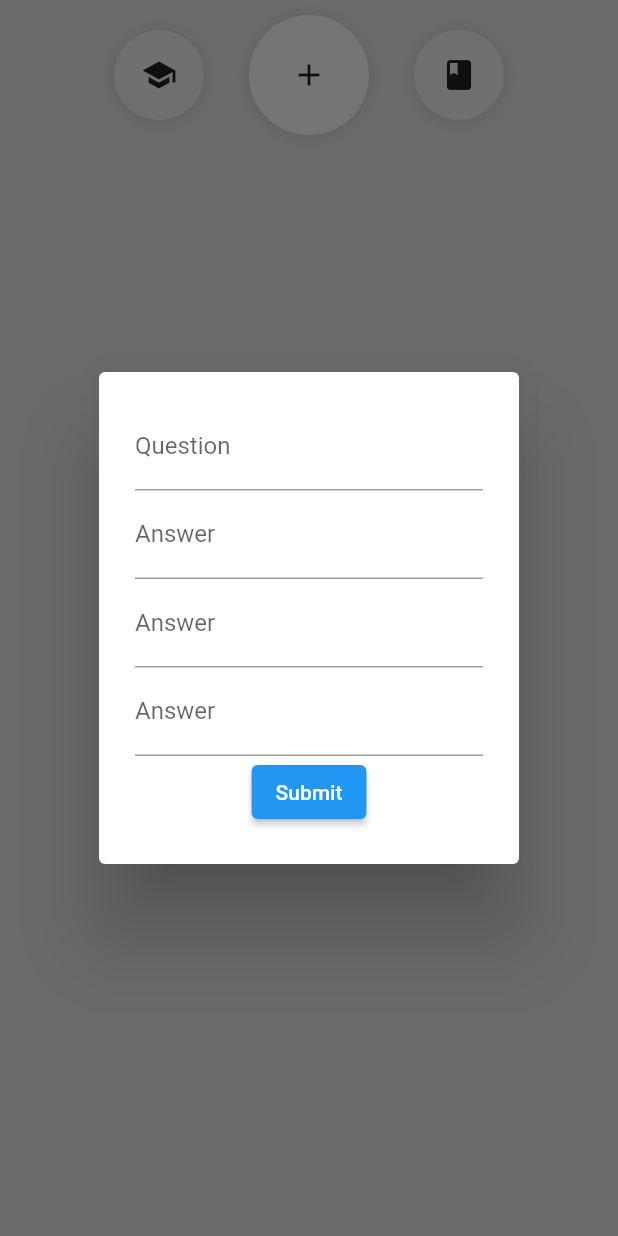
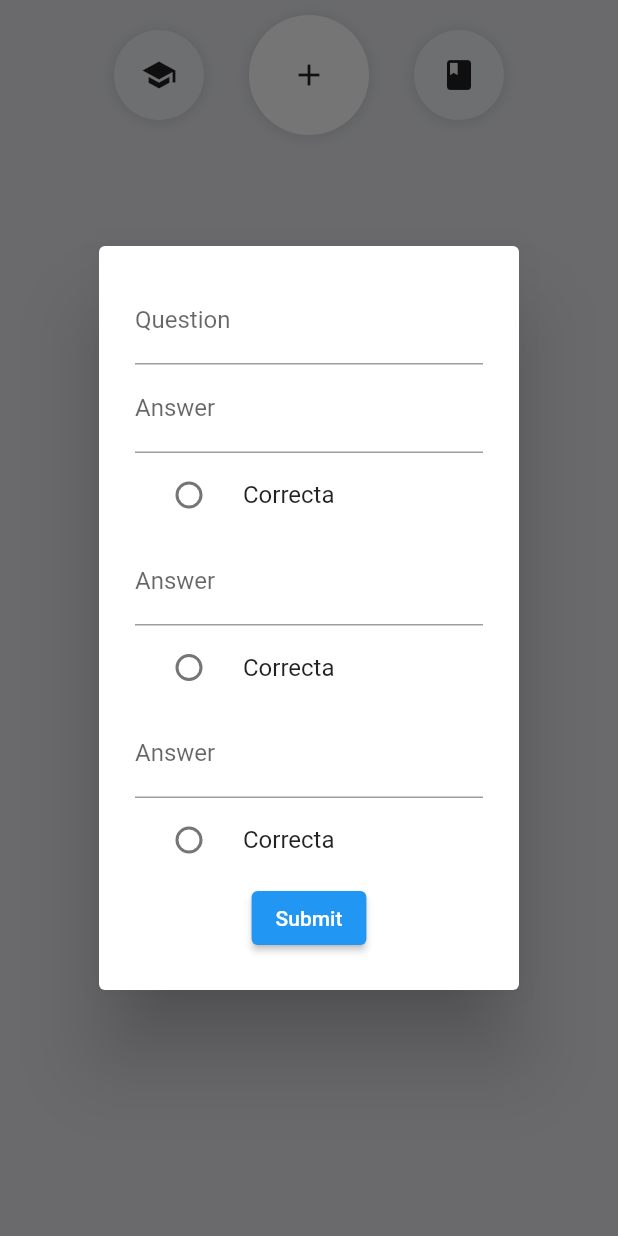
Before and after one commit to eddiedibs/lets_study, a Flutter app: the CustomBottomAppBar widget shown alone on an empty page, opened directly, after a tap on the "add" icon, on a phone screen of 412 x 824 dp. Run offline on Flutter 3.47's test engine with Material 2 defaults, Android fonts, the light colour scheme and no system bars; our stand-ins replace bloc, equatable, flutter_bloc, flutter_modular, percent_indicator; network calls fail; project files that could hold a hidden picture were left out.

Commit message:
Added quiz_dialog.dart to better modularize the form, aswell as added a few improvements to cubit so that it handles selected options from the quiz

```diff
--- a/lib/design/custom_bottom_app_bar.dart
+++ b/lib/design/custom_bottom_app_bar.dart
@@ -2,10 +2,15 @@ import 'package:flutter/material.dart';
 import 'package:flutter_bloc/flutter_bloc.dart';
 
 import 'package:lets_study_flutter/logic/cubit/quiz_cubit.dart';
-import 'package:lets_study_flutter/presentation/screens/quiz_widget.dart';
-import 'package:flutter_modular/flutter_modular.dart';
+import 'package:lets_study_flutter/design/quiz_dialog.dart';
 
-class CustomBottomAppBar extends StatelessWidget {
+class CustomBottomAppBar extends StatefulWidget {
+  @override
+  _CustomBottomAppBarState createState() => _CustomBottomAppBarState();
+
+}
+
+class _CustomBottomAppBarState extends State<CustomBottomAppBar> {
   final _formKey = GlobalKey<FormState>();
   late Map<String, Object> questionsAndAnswers = {};
   final questionController = TextEditingController();
@@ -81,72 +86,7 @@ class CustomBottomAppBar extends StatelessWidget {
                             return BlocProvider.value(
                               value: BlocProvider.of<QuizCubit>(context),
                               child: AlertDialog(
-                            content: Form(
-                              key: _formKey,
-                              child: Column(
-                                mainAxisSize: MainAxisSize.min,
-                                children: [
-                                  TextFormField(
-                                    controller: questionController,
-                                    decoration: InputDecoration(labelText: "Question"),
-                                    validator: (value) {
-                                      if (value == null || value.isEmpty) {
-                                        return 'Please enter a question';
-                                      }
-                                      return null;
-                                    },
-                                  ),
-                                  TextFormField(
-                                    controller: answerController1,
-                                    decoration: InputDecoration(labelText: "Answer"),
-                                    validator: (value) {
-                                      if (value == null || value.isEmpty) {
-                                        return 'Please enter a answer';
-                                      }
-                                      return null;
-                                    },
-
-                                  ),
-                                  TextFormField(
-                                    controller: answerController2,
-                                    decoration: InputDecoration(labelText: "Answer"),
-                                    validator: (value) {
-                                      if (value == null || value.isEmpty) {
-                                        return 'Please enter a answer';
-                                      }
-                                      return null;
-                                    },
-
-                                  ),
-                                  TextFormField(
-                                    controller: answerController3,
-                                    decoration: InputDecoration(labelText: "Answer"),
-                                    validator: (value) {
-                                      if (value == null || value.isEmpty) {
-                                        return 'Please enter a answer';
-                                      }
-                                      return null;
-                                    },
-
-                                  ),
-                                  // Repeat TextFormField for each question and answer
-                                  ElevatedButton(
-                                    onPressed: () {
-                                        if (_formKey.currentState!.validate()) {
-                                        _formKey.currentState!.save();
-                                        questionsAndAnswers = {'question': questionController.text,'answer': [answerController1.text,answerController2.text,answerController3.text]};
-
-                                        var quiz = Quiz(questionsAndAnswers: questionsAndAnswers);
-                                        Modular.get<QuizCubit>().addQuiz(quiz);
-                                        Modular.to.pushNamed("/quiz-page");
-
-                                      }
-                                    },
-                                    child: Text("Submit"),
-                                  ),
-                                ],
-                              ),
-                            ),
+                            content: QuizDialog(),
                           ),
                             );
                           },
--- /dev/null
+++ b/lib/design/quiz_dialog.dart
@@ -0,0 +1,121 @@
+import 'package:flutter/material.dart';
+
+import 'package:lets_study_flutter/logic/cubit/quiz_cubit.dart';
+import 'package:lets_study_flutter/presentation/screens/quiz_widget.dart';
+import 'package:flutter_modular/flutter_modular.dart';
+
+
+class QuizDialog extends StatefulWidget {
+  @override
+  _QuizDialogState createState() => _QuizDialogState();
+}
+
+class _QuizDialogState extends State<QuizDialog> {
+  final _formKey = GlobalKey<FormState>();
+  late Map<String, Object> questionsAndAnswers = {};
+  final questionController = TextEditingController();
+  final answerController1 = TextEditingController();
+  final answerController2 = TextEditingController();
+  final answerController3 = TextEditingController();
+  int? _selectedValue;
+
+  @override
+  Widget build(BuildContext context) {
+    return Form(
+            key: _formKey,
+            child: Column(
+              mainAxisSize: MainAxisSize.min,
+              children: [
+                  TextFormField(
+                  controller: questionController,
+                  decoration: InputDecoration(labelText: "Question"),
+                  validator: (value) {
+                    if (value == null || value.isEmpty) {
+                      return 'Please enter a question';
+                    }
+                    return null;
+                  },
+                ),
+                TextFormField(
+                  controller: answerController1,
+                  decoration: InputDecoration(labelText: "Answer"),
+                  validator: (value) {
+                    if (value == null || value.isEmpty) {
+                      return 'Please enter a answer';
+                    }
+                    return null;
+                  },
+
+                ),
+                RadioListTile<int>(
+                  title: Text("Correcta"),
+                  value: 0,
+                  groupValue: _selectedValue,
+                  onChanged: (int? value) {
+                  setState(() {
+                    _selectedValue = value;
+                  });
+                  },
+                ),
+                TextFormField(
+                  controller: answerController2,
+                  decoration: InputDecoration(labelText: "Answer"),
+                  validator: (value) {
+                    if (value == null || value.isEmpty) {
+                      return 'Please enter a answer';
+                    }
+                    return null;
+                  },
+
+                ),
+                RadioListTile<int>(
+                  title: Text("Correcta"),
+                  value: 1,
+                  groupValue: _selectedValue,
+                  onChanged: (int? value) {
+                  setState(() {
+                    _selectedValue = value;
+                  });
+                  },
+                ),
+                TextFormField(
+                  controller: answerController3,
+                  decoration: InputDecoration(labelText: "Answer"),
+                  validator: (value) {
+                    if (value == null || value.isEmpty) {
+                      return 'Please enter a answer';
+                    }
+                    return null;
+                  },
+
+                ),
+                RadioListTile<int>(
+                  title: Text("Correcta"),
+                  value: 2,
+                  groupValue: _selectedValue,
+                  onChanged: (int? value) {
+                  setState(() {
+                    _selectedValue = value;
+                  });
+                  },
+                ),
+
+                ElevatedButton(
+                  onPressed: () {
+                      if (_formKey.currentState!.validate()) {
+                      _formKey.currentState!.save();
+                      questionsAndAnswers = {'question': questionController.text,'answer': [answerController1.text,answerController2.text,answerController3.text]};
+
+                      var quiz = Quiz(questionsAndAnswers: questionsAndAnswers);
+                      Modular.get<QuizCubit>().addQuiz(quiz, _selectedValue);
+                      Modular.to.pushNamed("/quiz-page");
+
+                    }
+                  },
+                  child: Text("Submit"),
+                ),
+              ],
+            ),
+          );
+  }
+}
--- a/lib/logic/cubit/quiz_cubit.dart
+++ b/lib/logic/cubit/quiz_cubit.dart
@@ -7,9 +7,11 @@ part 'quiz_state.dart';
 class QuizCubit extends Cubit<QuizState> {
   QuizCubit() : super(QuizLoading());
 
-  void addQuiz(Quiz quiz) {
+  void addQuiz(Quiz quiz, int? correctSelection) {
     final updatedQuizzes = [quiz];
-    emit(QuizSuccess(updatedQuizzes));
+    emit(QuizSuccess(updatedQuizzes, correctSelection));
   }
 
+
+
 }
--- a/lib/logic/cubit/quiz_state.dart
+++ b/lib/logic/cubit/quiz_state.dart
@@ -15,13 +15,25 @@ class QuizLoading extends QuizState {
   List<Object?> get props => [];
 }
 
+class OptionSelected extends QuizState {
+  final int? selectedOption;
+
+  OptionSelected(this.selectedOption);
+
+  @override
+  List<Object?> get props => [selectedOption];
+}
+
 class QuizSuccess extends QuizState {
   final List<Quiz> quizzes;
+  final int? selectedOption;
 
-  QuizSuccess(this.quizzes);
+  QuizSuccess(this.quizzes, this.selectedOption);
 
   @override
   List<Quiz> get props => quizzes;
+
+  int? get selected => selectedOption;
 
 
 }
```
Also changed, not shown: lib/presentation/screens/quiz_widget.dart (+15 -0 lines).
